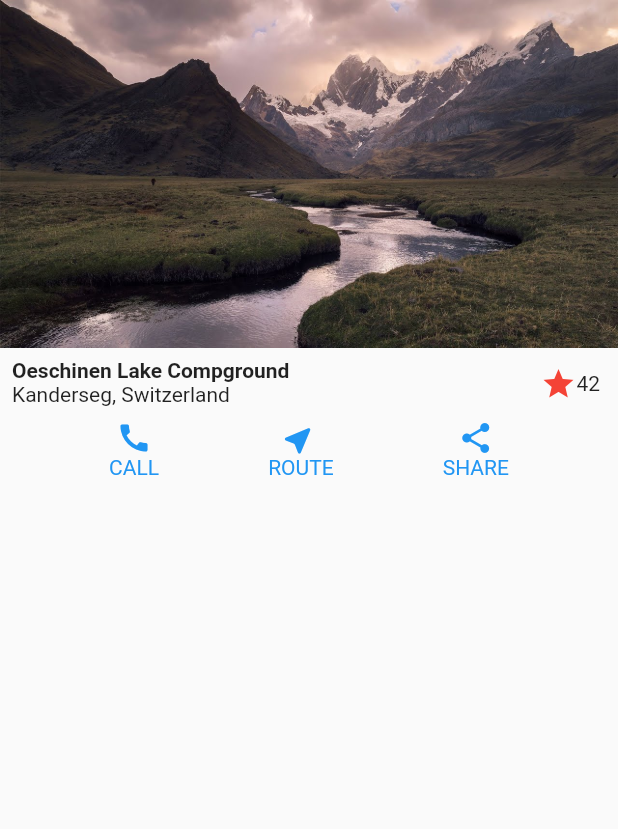
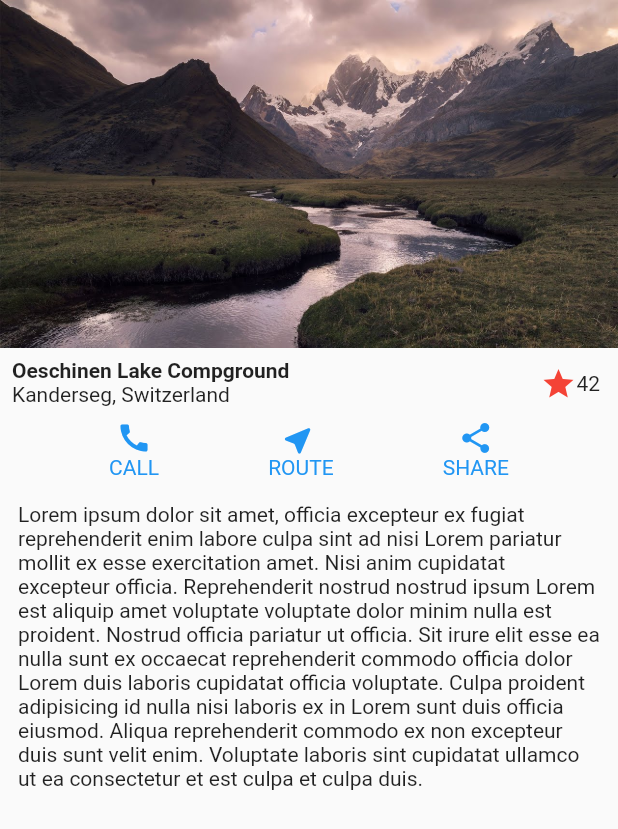
Before and after one commit to GGM-Kuro/designs, a Flutter app: the screen it shows after launch, on a phone screen of 412 x 824 dp. Shown: the top 829 px of the screen. Run offline on Flutter 3.47's test engine with Material 2 defaults, Android fonts, the phone set to English and light mode, and no system bars.

Commit message:
firs design

```diff
--- a/lib/main.dart
+++ b/lib/main.dart
@@ -1,16 +1,18 @@
 import 'package:designs/screens/basic_design.dart';
 import 'package:flutter/material.dart';
 
-void main() => runApp(MyApp());
+void main() => runApp(const MyApp());
 
 class MyApp extends StatelessWidget {
+  const MyApp({super.key});
+
       @override
       Widget build(BuildContext context) {
         return MaterialApp(
                 debugShowCheckedModeBanner: false,
           title: 'Material App',
             initialRoute: 'basic_design',
-            routes: { 'basic_design': (BuildContext context) => BasicDesignScreen()
+            routes: { 'basic_design': (BuildContext context) => const BasicDesignScreen()
         },
         );
       }
--- a/lib/screens/basic_design.dart
+++ b/lib/screens/basic_design.dart
@@ -6,12 +6,17 @@ class BasicDesignScreen extends StatelessWidget {
 
   @override
   Widget build(BuildContext context) {
-    return const Scaffold(
+        return  Scaffold(
           body: Column(
             children: [
-          Image(image: AssetImage('assets/images/landscape.jpg')),
-			 Title(),
-			 ButtomSection(),
+                const Image(image: AssetImage('assets/images/landscape.jpg')),
+                const Title(),
+                const ButtomSection(),
+                Container(
+                        padding: const EdgeInsets.only(top: 15),
+                            margin: const EdgeInsets.symmetric(horizontal: 12),
+                            child: const Text('Lorem ipsum dolor sit amet, officia excepteur ex fugiat reprehenderit enim labore culpa sint ad nisi Lorem pariatur mollit ex esse exercitation amet. Nisi anim cupidatat excepteur officia. Reprehenderit nostrud nostrud ipsum Lorem est aliquip amet voluptate voluptate dolor minim nulla est proident. Nostrud officia pariatur ut officia. Sit irure elit esse ea nulla sunt ex occaecat reprehenderit commodo officia dolor Lorem duis laboris cupidatat officia voluptate. Culpa proident adipisicing id nulla nisi laboris ex in Lorem sunt duis officia eiusmod. Aliqua reprehenderit commodo ex non excepteur duis sunt velit enim. Voluptate laboris sint cupidatat ullamco ut ea consectetur et est culpa et culpa duis.'),
+                )
             ],
           ),
         );
@@ -26,7 +31,7 @@ class ButtomSection extends StatelessWidget {
   @override
   Widget build(BuildContext context) {
         const iconColor = Colors.blue;
-    return const Row(
+        return  const Row(
           mainAxisAlignment: MainAxisAlignment.spaceEvenly,
 
                 children: [
```
Lines whose indentation alone changed are shown as unchanged.
